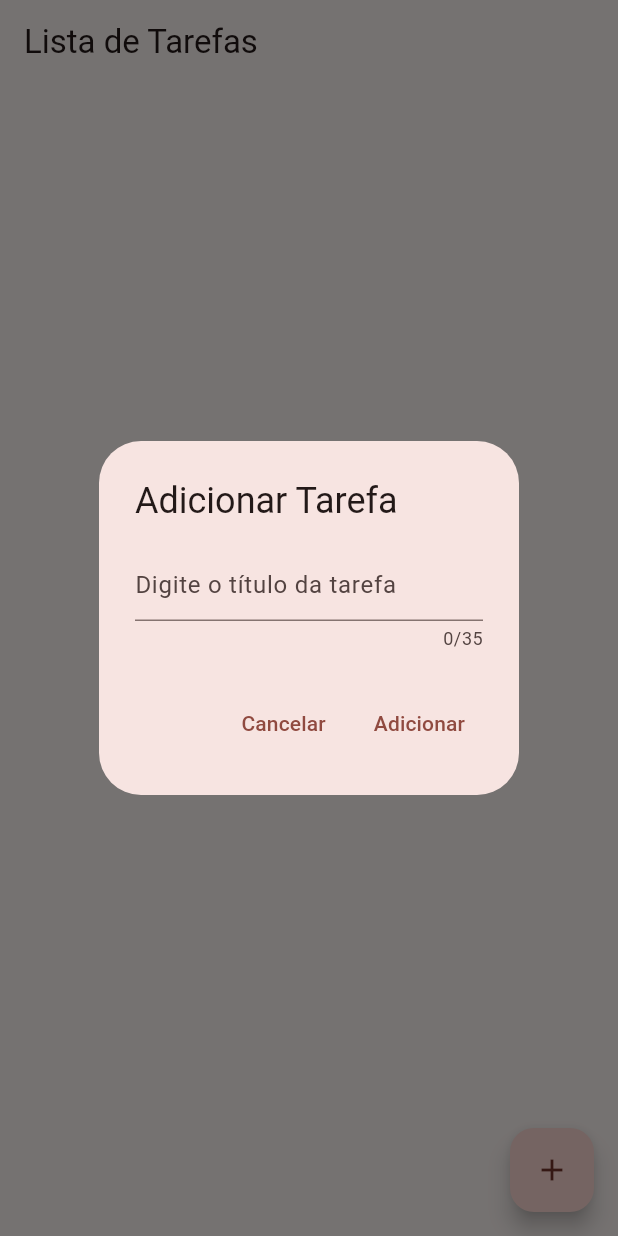
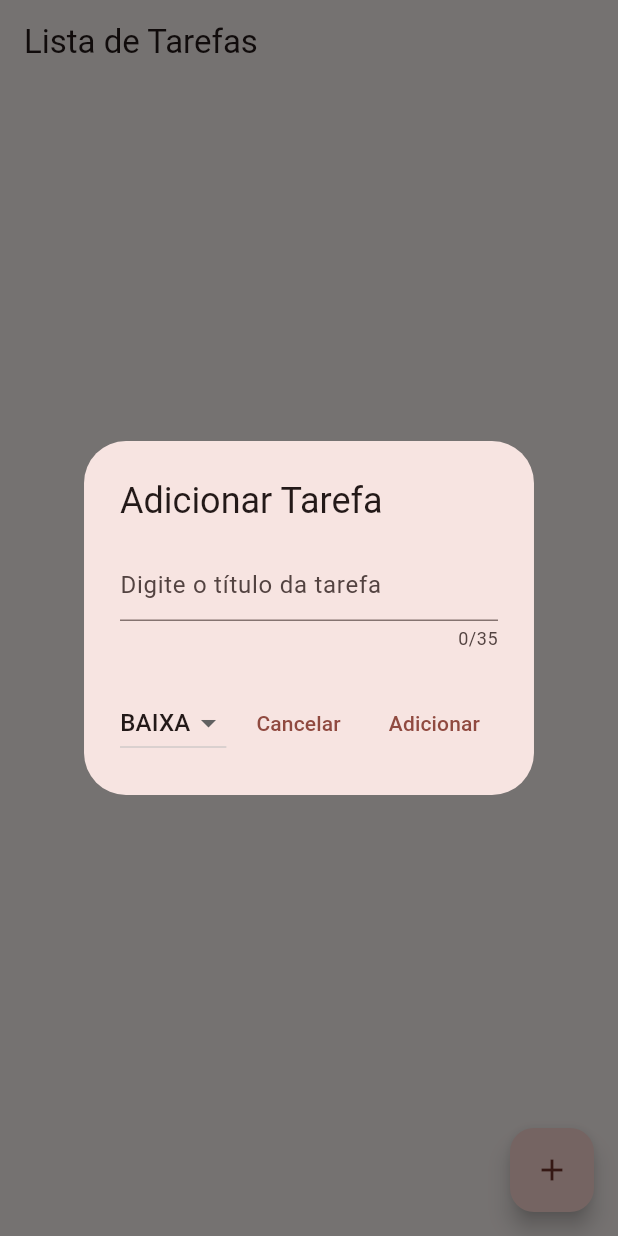
Before and after one commit to dev-sandrosantos/to_do_list, a Flutter app: the screen it shows after launch, after a tap on the "add" icon, on a phone screen of 412 x 824 dp. Run offline on Flutter 3.47's test engine with Material 2 defaults, Android fonts, the phone set to English and light mode, and no system bars.

Commit message:
adicinado cor para destacar a prioridade.

```diff
--- a/lib/app/model/to_do_list_model.dart
+++ b/lib/app/model/to_do_list_model.dart
@@ -2,9 +2,11 @@ class ToDoListModel {
   int id;
   String title;
   bool done;
+  String priority;
   ToDoListModel({
     required this.id,
     required this.title,
     required this.done,
+    required this.priority,
   });
 }
--- a/lib/app/view/to_do_list_view.dart
+++ b/lib/app/view/to_do_list_view.dart
@@ -11,7 +11,10 @@ class ToDoListView extends StatefulWidget {
   State<ToDoListView> createState() => _ToDoListViewState();
 }
 
+List<String> listDropdown = <String>['BAIXA', 'ALTA'];
+
 class _ToDoListViewState extends State<ToDoListView> {
+  String dropdownValue = listDropdown.first;
   final _formKey = GlobalKey<FormState>();
   final _textController = TextEditingController();
   @override
@@ -35,12 +38,12 @@ class _ToDoListViewState extends State<ToDoListView> {
           return Padding(
             padding: const EdgeInsets.symmetric(horizontal: 16),
             child: Container(
-              decoration: const BoxDecoration(
-                  gradient: LinearGradient(stops: [
-                0.01,
-                0.04
+              decoration: BoxDecoration(
+                  gradient: LinearGradient(stops: const [
+                0.0006,
+                0.032
               ], colors: [
-                Colors.green,
+                todo.priority == 'BAIXA' ? Colors.green : Colors.red,
                 Colors.white,
               ])),
               child: ListTile(
@@ -181,6 +184,23 @@ class _ToDoListViewState extends State<ToDoListView> {
                   ),
                 ),
                 actions: [
+                  StatefulBuilder(builder: (context, setState) {
+                    return DropdownButton<String>(
+                      value: dropdownValue.toUpperCase(),
+                      onChanged: (String? value) {
+                        setState(() {
+                          dropdownValue = value!;
+                        });
+                      },
+                      items: listDropdown
+                          .map<DropdownMenuItem<String>>((String value) {
+                        return DropdownMenuItem(
+                          value: value,
+                          child: Text(value),
+                        );
+                      }).toList(),
+                    );
+                  }),
                   TextButton(
                     child: const Text('Cancelar'),
                     onPressed: () {
@@ -194,6 +214,7 @@ class _ToDoListViewState extends State<ToDoListView> {
                         setState(() {
                           widget.controller.addTodo(
                             title: _textController.text,
+                            priority: dropdownValue,
                           );
                           _textController.clear();
                           Navigator.pop(context);
--- a/pubspec.yaml
+++ b/pubspec.yaml
@@ -35,6 +35,8 @@ dependencies:
   # The following adds the Cupertino Icons font to your application.
   # Use with the CupertinoIcons class for iOS style icons.
   cupertino_icons: ^1.0.2
+  sqflite: ^2.2.8+1
+  path: ^1.8.2
 
 dev_dependencies:
   flutter_test:
```
Also changed, not shown: lib/app/controller/to_do_list_controller.dart (+6 -2 lines), pubspec.lock.
